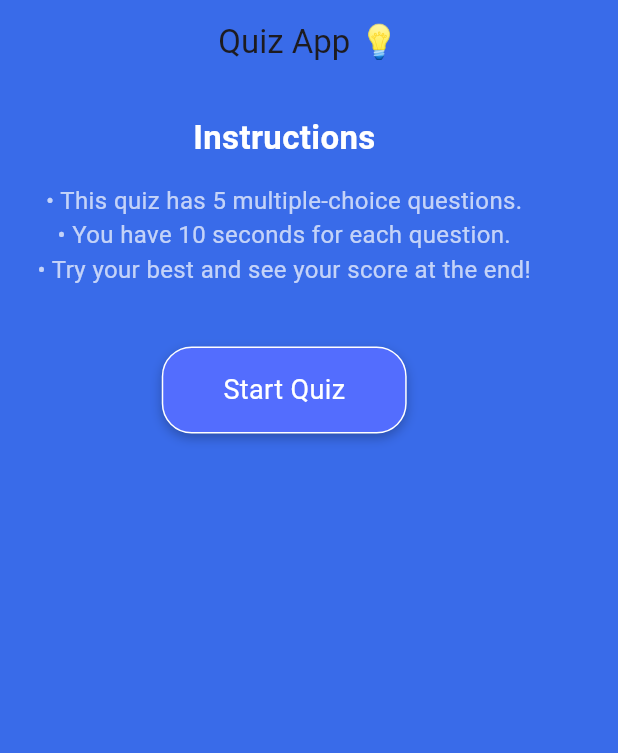
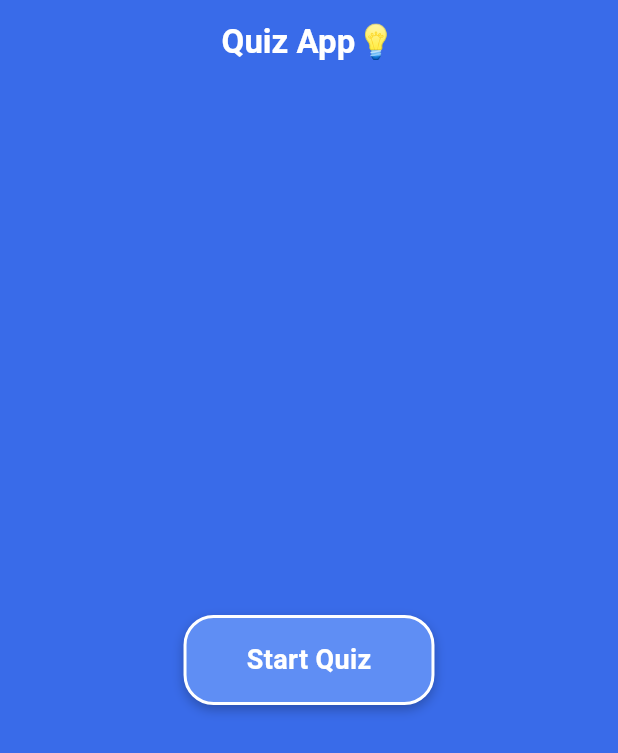
Before and after one commit to M-Attaullah/Quiz_App, a Flutter app: the screen it shows after launch, on a phone screen of 412 x 824 dp. Shown: the top 753 px of the screen. Run offline on Flutter 3.47's test engine with Material 3 defaults, Android fonts, the phone set to English and light mode, and no system bars.

Commit message:
Updated home_screen UI and .gitignore rules

```diff
--- a/lib/home_screen.dart
+++ b/lib/home_screen.dart
@@ -8,55 +8,30 @@ class HomeScreen extends StatelessWidget {
   Widget build(BuildContext context) {
     return Scaffold(
       appBar: AppBar(
-        title: const Text('Quiz App 💡'),
+        backgroundColor: const Color(0xFF396BE9),
+        title: const Text(
+          'Quiz App💡',
+          style: TextStyle(color: Colors.white, fontWeight: FontWeight.bold),
+        ),
         centerTitle: true,
-        backgroundColor: const Color(0xFF396BE9),
       ),
       body: Container(
         color: const Color(0xFF396BE9),
-        child: Column(
-          mainAxisAlignment:
-              MainAxisAlignment.start, // changed from center to start
-          crossAxisAlignment: CrossAxisAlignment.center,
-          children: [
-            const SizedBox(height: 20), // added to control gap below AppBar
-            const Text(
-              'Instructions',
-              style: TextStyle(
-                fontSize: 22,
-                fontWeight: FontWeight.bold,
-                color: Colors.white,
-              ),
-            ),
-            const SizedBox(height: 15),
-            const Padding(
-              padding: EdgeInsets.symmetric(horizontal: 25.0),
-              child: Text(
-                '• This quiz has 5 multiple-choice questions.\n'
-                '• You have 10 seconds for each question.\n'
-                '• Try your best and see your score at the end!',
-                textAlign: TextAlign.center,
-                style: TextStyle(color: Colors.white70, fontSize: 16),
-              ),
-            ),
-            const SizedBox(height: 40),
-            InkWell(
+        child: Center(
+          child: InkWell(
             onTap: () {
               Navigator.push(
                 context,
                 MaterialPageRoute(builder: (context) => const QuizScreen()),
               );
             },
-              borderRadius: BorderRadius.circular(12),
+            borderRadius: BorderRadius.circular(20),
             child: Container(
-                padding: const EdgeInsets.symmetric(
-                  horizontal: 40,
-                  vertical: 15,
-                ),
+              padding: const EdgeInsets.symmetric(horizontal: 40, vertical: 15),
               decoration: BoxDecoration(
-                  color: Colors.indigoAccent,
+                color: const Color(0xFF5F8EF4),
                 borderRadius: BorderRadius.circular(20),
-                  border: Border.all(color: Colors.white),
+                border: Border.all(color: Colors.white, width: 2),
                 boxShadow: [
                   BoxShadow(
                     color: Colors.black26,
@@ -67,11 +42,14 @@ class HomeScreen extends StatelessWidget {
               ),
               child: const Text(
                 'Start Quiz',
-                  style: TextStyle(fontSize: 18, color: Colors.white),
+                style: TextStyle(
+                  fontSize: 18,
+                  color: Colors.white,
+                  fontWeight: FontWeight.bold,
                 ),
               ),
             ),
-          ],
+          ),
         ),
       ),
     );
```
Lines whose indentation alone changed are shown as unchanged.
